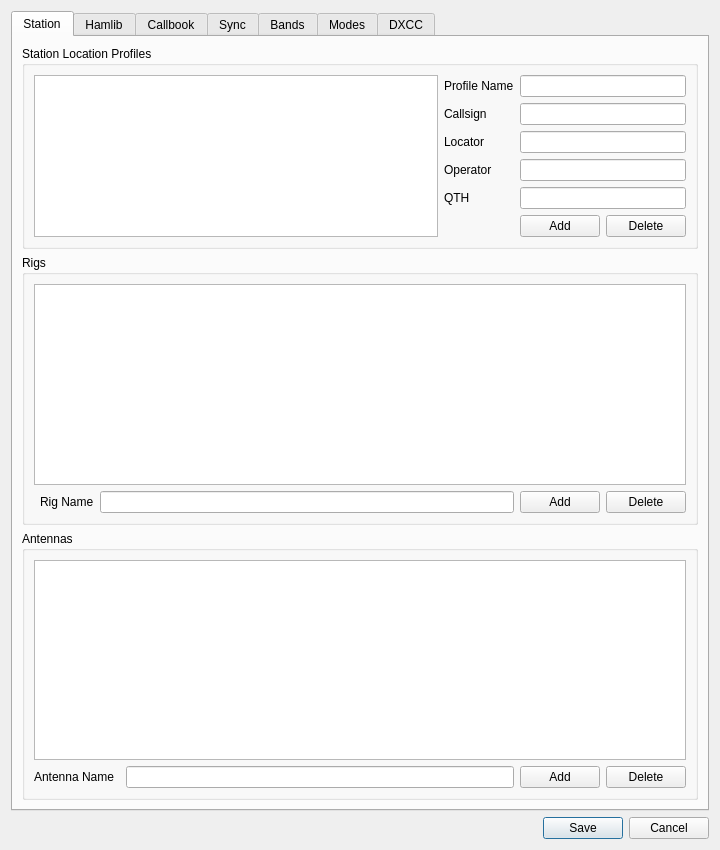
The window that ui/SettingsDialog.ui (k5mcd/QLog) describes before a commit, drawn with Qt 5.
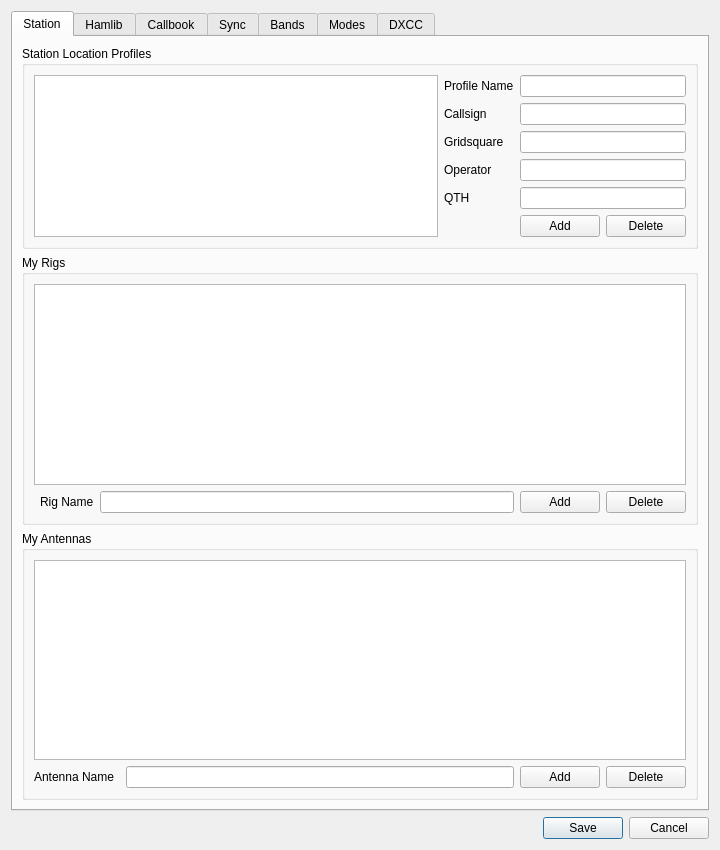
The same window after the commit. Icons and pictures are not drawn.

What changed in the file:
```diff
--- a/ui/SettingsDialog.ui
+++ b/ui/SettingsDialog.ui
@@ -84,7 +84,7 @@
           <item row="2" column="1">
            <widget class="QLabel" name="locatorLabel">
             <property name="text">
-             <string>Locator</string>
+             <string>Gridsquare</string>
             </property>
            </widget>
           </item>
@@ -134,7 +134,7 @@
        <item row="1" column="0">
         <widget class="QGroupBox" name="groupBox_3">
          <property name="title">
-          <string>Rigs</string>
+          <string>My Rigs</string>
          </property>
          <layout class="QGridLayout" name="gridLayout_5">
           <item row="0" column="0" colspan="6">
@@ -181,7 +181,7 @@
        <item row="2" column="0">
         <widget class="QGroupBox" name="groupBox_8">
          <property name="title">
-          <string>Antennas</string>
+          <string>My Antennas</string>
          </property>
          <layout class="QGridLayout" name="gridLayout_7" rowstretch="0,0" columnstretch="0,0,0,0,0,0">
           <item row="0" column="0" colspan="6">
```
Left out of the diff: 36 changed lines with no effect on the pictures.
